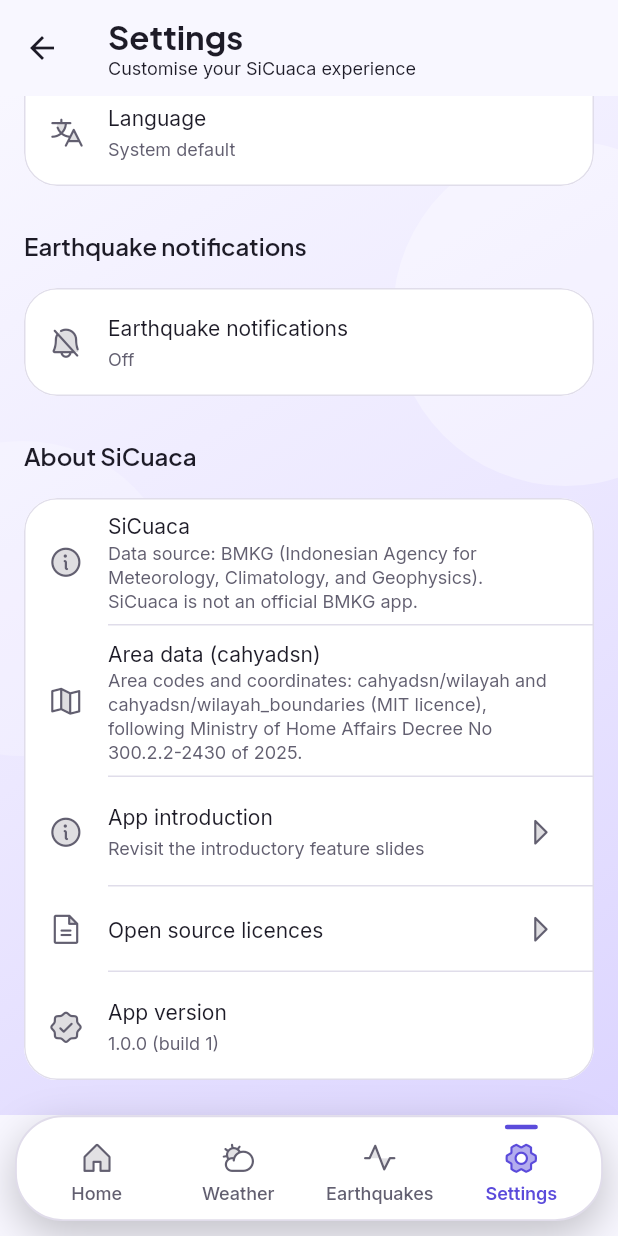
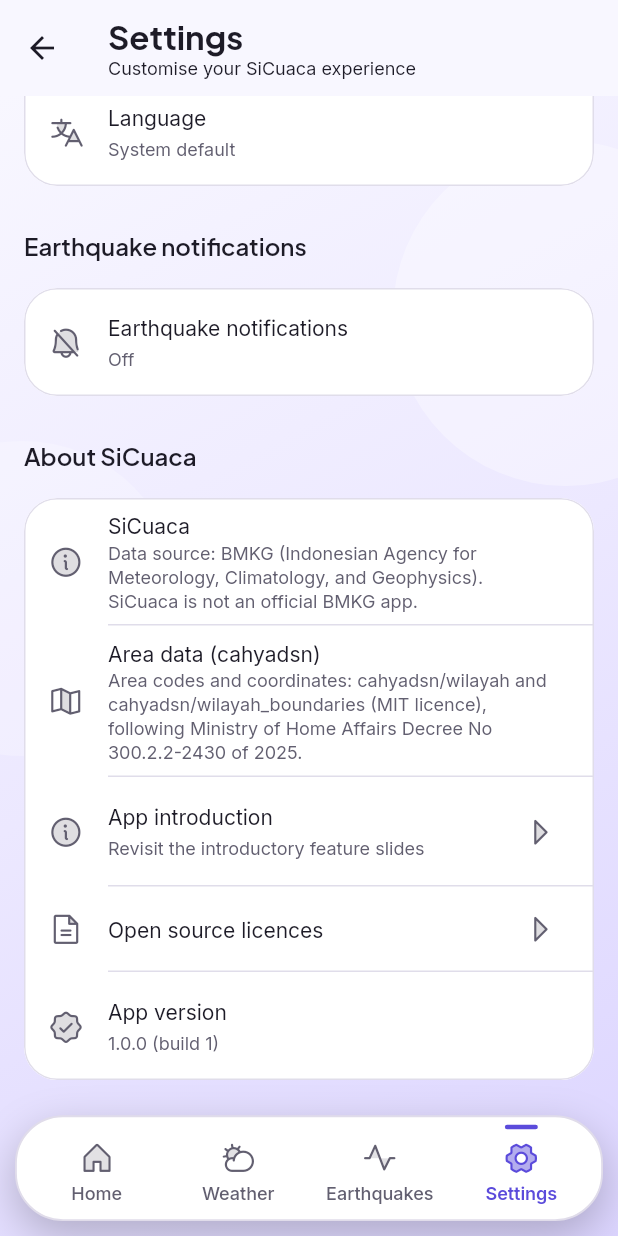
Before and after one commit to SchvarlaSurya/SiCuaca, a Flutter app: the MainShell screen opened directly, item 4 of the bottom bar chosen, scrolled down 241 dp, on a phone screen of 412 x 824 dp. Run offline on Flutter 3.47's test engine with Material 3 defaults, Android fonts, the phone set to English and light mode, and no system bars; our stand-ins replace dio, firebase_core, firebase_messaging, flutter_local_notifications, geolocator, package_info_plus and 2 more; accounts and stored records are empty; network calls fail.

Commit message:
fix: navbar shows only the floating pill
Body extends behind the bottom bar (extendBody), so the area around the
dock is the page itself instead of a solid band. Lists on Home, Weather,
Earthquakes, and Settings add the bar height to their bottom padding so
the last item is never hidden.

Co-Authored-By: Claude Opus 5.5 <noreply@anthropic.com>

```diff
--- a/lib/screens/main_shell.dart
+++ b/lib/screens/main_shell.dart
@@ -59,6 +59,10 @@ class _MainShellState extends State<MainShell> {
     return ValueListenableBuilder<int>(
       valueListenable: Navigasi.tabAktif,
       builder: (context, indeks, _) => Scaffold(
+        // Isi layar tembus ke belakang navbar, jadi yang terlihat hanya
+        // pill-nya. Scaffold menambahkan tinggi navbar ke padding bawah
+        // MediaQuery; daftar di tiap tab memakai itu sebagai jarak bawah.
+        extendBody: true,
         body: IndexedStack(index: indeks, children: _halaman),
         bottomNavigationBar: _NavigasiBawah(indeks: indeks),
       ),
--- a/lib/screens/pengaturan_screen.dart
+++ b/lib/screens/pengaturan_screen.dart
@@ -39,7 +39,9 @@ class PengaturanScreen extends StatelessWidget {
       body: LatarAtmosfer(
         gelap: false,
         child: ListView(
-          padding: const EdgeInsets.only(bottom: 24),
+          padding: EdgeInsets.only(
+            bottom: 24 + MediaQuery.paddingOf(context).bottom,
+          ),
           children: [
             const Padding(
               padding: EdgeInsets.fromLTRB(16, 8, 16, 4),
```
Also changed, not shown: lib/screens/beranda_screen.dart (+6 -1 lines), lib/screens/cuaca_screen.dart (+12 -2 lines), lib/screens/gempa_screen.dart (+6 -1 lines).
